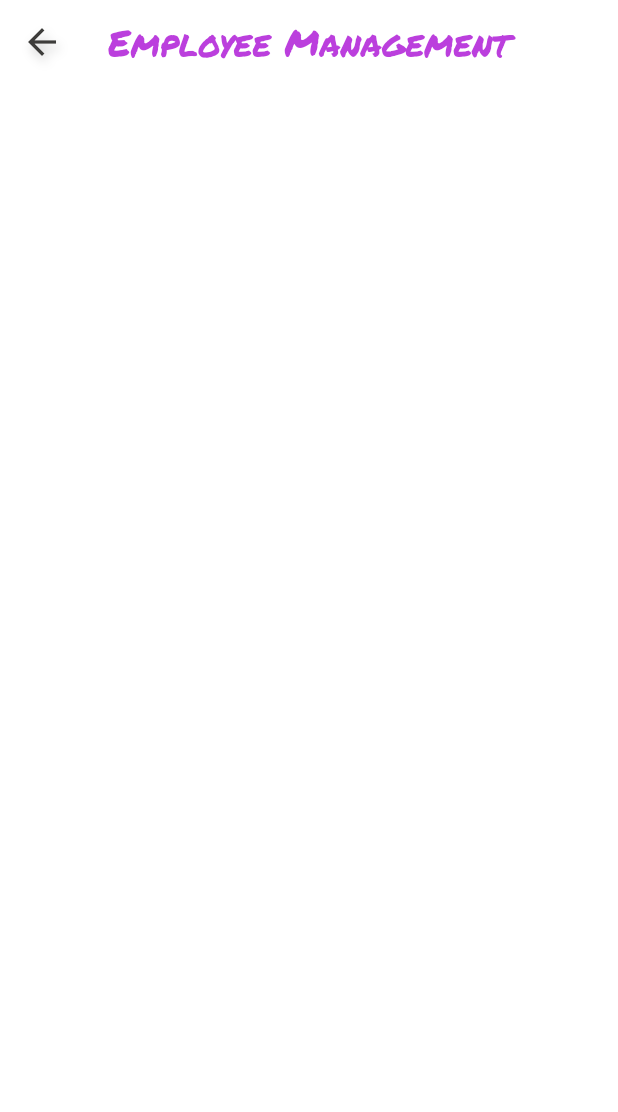
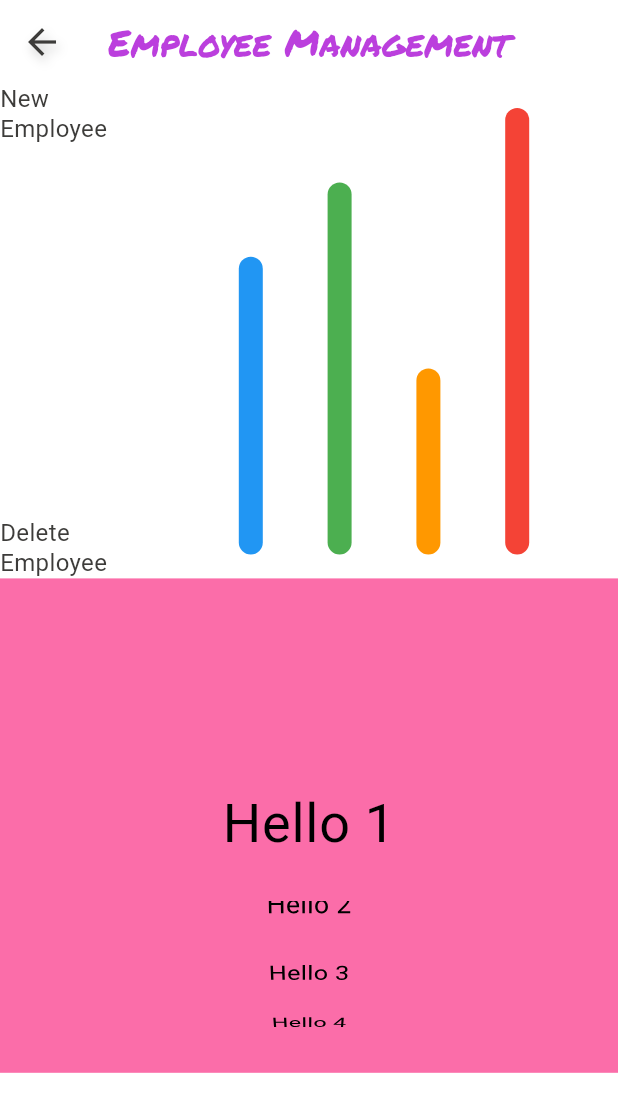
Before and after one commit to MichaelHiszpanski/business_manager, a Flutter app: the EmployeeManagementScreen screen opened by its route, on a phone screen of 412 x 824 dp. Shown: the top 1112 px of the screen. Run offline on Flutter 3.47's test engine with Material 3 defaults, Android fonts, the phone set to English and light mode, and no system bars; drawn by our look-alikes of fl_chart; our stand-ins replace auto_route, bloc, equatable, flutter_bloc, flutter_colorpicker, flutter_dotenv and 10 more; accounts and stored records are empty; generated files the repository leaves out were written again; Roboto replaces fonts that are missing (Suse); project files that could hold a hidden picture were left out.

Commit message:
chart and ListWheelScrollView widgets

```diff
--- a/lib/core/main_utils/app_routes/app_routes.dart
+++ b/lib/core/main_utils/app_routes/app_routes.dart
@@ -1,6 +1,8 @@
 import 'package:business_manager/core/screens/informations_screen.dart';
 import 'package:business_manager/core/screens/load_app_data_screen.dart';
 import 'package:business_manager/core/screens/sign_in_screen.dart';
+import 'package:business_manager/feature/services/employee_management/presentation/screens/employee_add_new_screen.dart';
+import 'package:business_manager/feature/services/employee_management/presentation/screens/employee_details_screen.dart';
 import 'package:business_manager/feature/services/employee_management/presentation/screens/employee_management_screen.dart';
 import 'package:business_manager/feature/services/invoice_manager/presentation/screens/add_business_owner_screen.dart';
 import 'package:business_manager/feature/services/invoice_manager/presentation/screens/invoice_manager_screen.dart';
@@ -39,6 +41,10 @@ class AppRoutes {
   //Employee Management
   static const String employeeManagementScreen =
       '/services/employee_management/presentation/screens/employee_management_screen.dart';
+  static const String employeeDetailsScreen =
+      '/services/employee_management/presentation/screens/employee_details_screen.dart';
+  static const String employeeAddNewScreen =
+      '/services/employee_management/presentation/screens/employee_add_new_screen.dart';
 
   static final routes = <String, WidgetBuilder>{
     homePage: (context) => const HomePage(title: "Home Page"),
@@ -54,5 +60,7 @@ class AppRoutes {
     informationScreen: (context) => const InformationsScreen(),
     addBusinessOwnerScreen: (context) => const AddBusinessOwnerScreen(),
     employeeManagementScreen: (context) => const EmployeeManagementScreen(),
+    employeeDetailsScreen: (context) => const EmployeeDetailsScreen(),
+    employeeAddNewScreen: (context) => const EmployeeAddNewScreen(),
   };
 }
--- a/lib/feature/services/employee_management/bloc/employee_management_bloc.dart
+++ b/lib/feature/services/employee_management/bloc/employee_management_bloc.dart
@@ -1,13 +1,127 @@
 import 'package:bloc/bloc.dart';
+import 'package:business_manager/feature/services/employee_management/models/employee_model.dart';
+import 'package:business_manager/feature/services/employee_management/models/employee_task_model.dart';
 import 'package:meta/meta.dart';
+import 'package:equatable/equatable.dart';
 
 part 'employee_management_event.dart';
+
 part 'employee_management_state.dart';
 
-class EmployeeManagementBloc extends Bloc<EmployeeManagementEvent, EmployeeManagementState> {
+class EmployeeManagementBloc
+    extends Bloc<EmployeeManagementEvent, EmployeeManagementState> {
+  final List<EmployeeModel> _employeeList = [];
+
   EmployeeManagementBloc() : super(EmployeeManagementInitial()) {
-    on<EmployeeManagementEvent>((event, emit) {
-      // TODO: implement event handler
+    on<InitialEmployeeManagement>(_onInitialLoad);
+    on<AddEmployee>(_onAddEmployee);
+
+    on<RemoveEmployee>((event, emit) {
+      _employeeList.removeWhere(
+          (employee) => employee.employeeEmail == event.employeeEmail);
+      emit(
+          EmployeeManagementLoaded(employeeDataList: List.from(_employeeList)));
     });
+
+    on<UpdateEmployee>((event, emit) {
+      final index = _employeeList.indexWhere((employee) =>
+          employee.employeeEmail == event.updatedEmployee.employeeEmail);
+      if (index != -1) {
+        _employeeList[index] = event.updatedEmployee;
+        emit(
+          EmployeeManagementLoaded(
+            employeeDataList: List.from(_employeeList),
+          ),
+        );
+      }
+    });
+
+    on<LoadEmployeeList>((event, emit) {
+      emit(
+          EmployeeManagementLoaded(employeeDataList: List.from(_employeeList)));
+    });
+
+    on<AddEmployeeTask>((event, emit) {
+      final employee = _employeeList.firstWhere(
+          (e) => e.employeeEmail == event.employeeEmail,
+          orElse: () => throw StateError("Employee not found"));
+      final updatedEmployee = EmployeeModel(
+        employeeFirstName: employee.employeeFirstName,
+        employeeLastName: employee.employeeLastName,
+        employeeEmail: employee.employeeEmail,
+        employeeRole: employee.employeeRole,
+        employeeHourlyRate: employee.employeeHourlyRate,
+        employeeDateJoined: employee.employeeDateJoined,
+        employeeTaskList: List.from(employee.employeeTaskList)..add(event.task),
+      );
+      add(UpdateEmployee(updatedEmployee: updatedEmployee));
+    });
+
+    on<RemoveEmployeeTask>((event, emit) {
+      final employee = _employeeList.firstWhere(
+          (e) => e.employeeEmail == event.employeeEmail,
+          orElse: () => throw StateError("Employee not found"));
+      final updatedEmployee = EmployeeModel(
+        employeeFirstName: employee.employeeFirstName,
+        employeeLastName: employee.employeeLastName,
+        employeeEmail: employee.employeeEmail,
+        employeeRole: employee.employeeRole,
+        employeeHourlyRate: employee.employeeHourlyRate,
+        employeeDateJoined: employee.employeeDateJoined,
+        employeeTaskList: List.from(employee.employeeTaskList)
+          ..removeWhere((task) => task.taskTitle == event.taskTitle),
+      );
+      add(UpdateEmployee(updatedEmployee: updatedEmployee));
+    });
+
+    on<MarkTaskAsDone>((event, emit) {
+      final employee = _employeeList.firstWhere(
+          (e) => e.employeeEmail == event.employeeEmail,
+          orElse: () => throw StateError("Employee not found"));
+      if (employee != null) {
+        final updatedTasks = employee.employeeTaskList.map((task) {
+          if (task.taskTitle == event.taskTitle) {
+            return EmployeeTaskModel(
+              taskTitle: task.taskTitle,
+              taskDescription: task.taskDescription,
+              taskDuration: task.taskDuration,
+              employeeDateJoined: task.employeeDateJoined,
+              employeeCheckInTime: task.employeeCheckInTime,
+              employeeCheckOutTime: task.employeeCheckOutTime,
+              isDone: true,
+            );
+          }
+          return task;
+        }).toList();
+
+        final updatedEmployee = EmployeeModel(
+          employeeFirstName: employee.employeeFirstName,
+          employeeLastName: employee.employeeLastName,
+          employeeEmail: employee.employeeEmail,
+          employeeRole: employee.employeeRole,
+          employeeHourlyRate: employee.employeeHourlyRate,
+          employeeDateJoined: employee.employeeDateJoined,
+          employeeTaskList: updatedTasks,
+        );
+        add(UpdateEmployee(updatedEmployee: updatedEmployee));
+      }
+    });
+
+    on<CheckForOverdueTasks>((event, emit) {});
+  }
+
+  Future<void> _onInitialLoad(
+    InitialEmployeeManagement event,
+    Emitter<EmployeeManagementState> emit,
+  ) async {
+    emit(EmployeeManagementInitial());
+  }
+
+  Future<void> _onAddEmployee(
+    AddEmployee event,
+    Emitter<EmployeeManagementState> emit,
+  ) async {
+    _employeeList.add(event.employee);
+    emit(EmployeeManagementLoaded(employeeDataList: List.from(_employeeList)));
   }
 }
--- a/lib/feature/services/employee_management/presentation/screens/employee_management_screen.dart
+++ b/lib/feature/services/employee_management/presentation/screens/employee_management_screen.dart
@@ -1,10 +1,51 @@
 import 'package:auto_route/annotations.dart';
+import 'package:business_manager/core/main_utils/app_routes/app_routes.dart';
+import 'package:business_manager/core/theme/colors.dart';
+import 'package:business_manager/core/tools/flutter_helper.dart';
 import 'package:business_manager/core/widgets/custom_app_bar/custom_app_bar.dart';
+import 'package:business_manager/feature/services/employee_management/presentation/widgets/chart_container.dart';
+import 'package:business_manager/feature/services/employee_management/presentation/widgets/employee_side_panel.dart';
+import 'package:fl_chart/fl_chart.dart';
 import 'package:flutter/material.dart';
 
 @RoutePage()
-class EmployeeManagementScreen extends StatelessWidget {
+class EmployeeManagementScreen extends StatefulWidget {
   const EmployeeManagementScreen({super.key});
+
+  @override
+  State<EmployeeManagementScreen> createState() =>
+      _EmployeeManagementScreenState();
+}
+
+class _EmployeeManagementScreenState extends State<EmployeeManagementScreen> {
+  int selectedIndex = -1;
+  final items = [
+    "Hello 1",
+    "Hello 2",
+    "Hello 3",
+    "Hello 4",
+    "Hello 5",
+    "Hello 6",
+    "Hello 7",
+    "Hello 8",
+    "Hello 9",
+    "Hello 1",
+    "Hello 2",
+    "Hello 3",
+    "Hello 4",
+    "Hello 5",
+    "Hello 6",
+    "Hello 7",
+    "Hello 8",
+    "Hello 9",
+  ];
+
+  void navigateToProfile(int index) {
+    Navigator.of(context).pushNamed(
+      AppRoutes.employeeDetailsScreen,
+      arguments: {'index': index, 'item': items[index]},
+    );
+  }
 
   @override
   Widget build(BuildContext context) {
@@ -13,7 +54,61 @@ class EmployeeManagementScreen extends StatelessWidget {
         title: "Employee Management",
         onMenuPressed: () {},
       ),
-      body: Column(),
+      body: Column(
+        children: [
+          Row(
+            children: [
+              EmployeeSidePanel(),
+              ChartContainer(),
+            ],
+          ),
+          Container(
+            key: const Key("wheellKEy"),
+            height: MediaQuery.of(context).size.height * 0.4,
+            decoration: const BoxDecoration(color: Pallete.gradient2),
+            child: ListWheelScrollView.useDelegate(
+              itemExtent: 50,
+              useMagnifier: true,
+              magnification: 2,
+              diameterRatio: 1.5,
+              physics: const FixedExtentScrollPhysics(),
+              onSelectedItemChanged: (index) {
+                setState(() {
+                  selectedIndex = index;
+                });
+              },
+              childDelegate: ListWheelChildBuilderDelegate(
+                builder: (context, index) {
+                  if (index < 0 || index >= items.length) {
+                    return null;
+                  }
+                  return InkWell(
+                    onTap: () {
+                      navigateToProfile(index);
+                    },
+                    child: Container(
+                      alignment: Alignment.center,
+                      color: selectedIndex == index
+                          ? Colors.grey
+                          : Colors.transparent,
+                      child: Text(
+                        items[index],
+                        style: TextStyle(
+                          fontSize: 18,
+                          color: selectedIndex == index
+                              ? Colors.white
+                              : Colors.black,
+                        ),
+                      ),
+                    ),
+                  );
+                },
+                childCount: 18,
+              ),
+            ),
+          ),
+        ],
+      ),
     );
   }
 }
--- /dev/null
+++ b/lib/feature/services/employee_management/presentation/widgets/chart_container.dart
@@ -0,0 +1,102 @@
+import 'package:fl_chart/fl_chart.dart';
+import 'package:flutter/material.dart';
+
+class ChartContainer extends StatelessWidget {
+  const ChartContainer({super.key});
+
+  @override
+  Widget build(BuildContext context) {
+    return  Flexible(
+      child: Container(
+        height: MediaQuery.of(context).size.height * 0.4,
+        color: Colors.transparent,
+        padding: const EdgeInsets.all(16.0),
+        child: BarChart(
+          BarChartData(
+            gridData: FlGridData(show: false),
+            // Disable grid lines
+            titlesData: FlTitlesData(show: false),
+            // Disable axis titles
+            borderData: FlBorderData(show: false),
+            // Disable border
+            barGroups: [
+              BarChartGroupData(
+                x: 0,
+                barRods: [
+                  BarChartRodData(
+                      toY: 8, color: Colors.blue, width: 16),
+                ],
+              ),
+              BarChartGroupData(
+                x: 1,
+                barRods: [
+                  BarChartRodData(
+                      toY: 10, color: Colors.green, width: 16),
+                ],
+              ),
+              BarChartGroupData(
+                x: 2,
+                barRods: [
+                  BarChartRodData(
+                      toY: 5, color: Colors.orange, width: 16),
+                ],
+              ),
+              BarChartGroupData(
+                x: 3,
+                barRods: [
+                  BarChartRodData(
+                      toY: 12, color: Colors.red, width: 16),
+                ],
+              ),
+            ],
+          ),
+        ),
+      ),
+    );
+  }
+}
+
+
+// Flexible(
+//   child: Container(
+//
+//     height: MediaQuery.of(context).size.height * 0.4,
+//     color: Colors.transparent,
+//     padding: const EdgeInsets.all(16.0),
+//     child: LineChart(
+//       LineChartData(
+//         gridData: FlGridData(show: true),
+//         // Show grid lines
+//         titlesData: const FlTitlesData(show: false),
+//         // Show axis titles
+//         borderData: FlBorderData(show: false),
+//         // Show border
+//         minX: 0,
+//         maxX: 7,
+//         minY: 0,
+//         maxY: 6,
+//         lineBarsData: [
+//           LineChartBarData(
+//             spots: [
+//               FlSpot(0, 1),
+//               FlSpot(1, 2),
+//               FlSpot(2, 1.5),
+//               FlSpot(3, 3.2),
+//               FlSpot(4, 2.8),
+//               FlSpot(5, 4),
+//               FlSpot(6, 3.5),
+//             ],
+//             isCurved: true,
+//             color: Colors.blue,
+//             barWidth: 3,
+//             belowBarData: BarAreaData(
+//               show: true,
+//               color: Colors.blue.withOpacity(0.3),
+//             ),
+//             dotData: FlDotData(show: false),
+//           ),
+//         ],
+//       ),
+//     ),
+//   ),
+// ),
--- /dev/null
+++ b/lib/feature/services/employee_management/presentation/widgets/employee_side_panel.dart
@@ -0,0 +1,20 @@
+import 'package:flutter/material.dart';
+
+class EmployeeSidePanel extends StatelessWidget {
+  const EmployeeSidePanel({super.key});
+
+  @override
+  Widget build(BuildContext context) {
+    return SizedBox(
+      width: 100,
+      height: MediaQuery.of(context).size.height * 0.4,
+      child: Column(
+        children: [
+          Text("New Employee"),
+          Spacer(),
+          Text("Delete Employee")
+        ],
+      ),
+    );
+  }
+}
--- a/pubspec.yaml
+++ b/pubspec.yaml
@@ -45,6 +45,7 @@ dependencies:
   flutter_dotenv: ^5.1.0
   auto_route: ^9.2.2
   supabase_flutter: ^2.8.3
+  fl_chart: ^0.69.0
 
 flutter_icons:
   android: "launcher_icon"
```
Also changed, not shown: lib/core/screens/sign_in_screen.dart (+8 -14 lines), lib/core/theme/typography.dart (+14 -13 lines), lib/feature/services/employee_management/presentation/screens/employee_add_new_screen.dart (added, +21 -0 lines), lib/feature/services/employee_management/presentation/screens/employee_details_screen.dart (added, +21 -0 lines), pubspec.lock.
